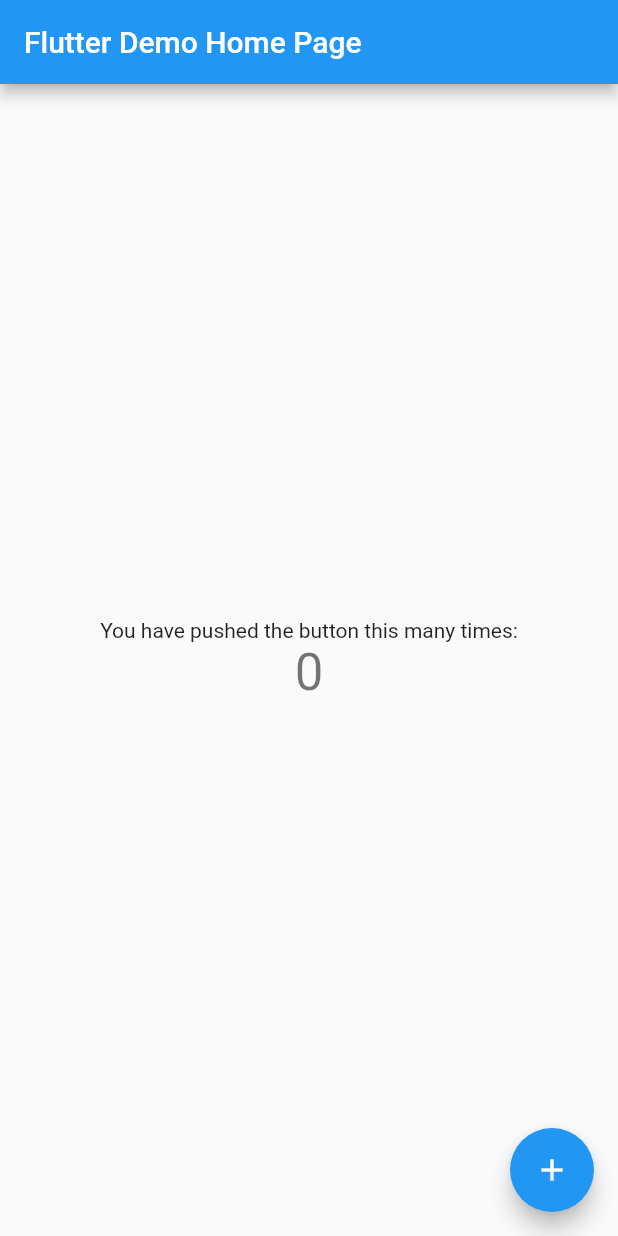
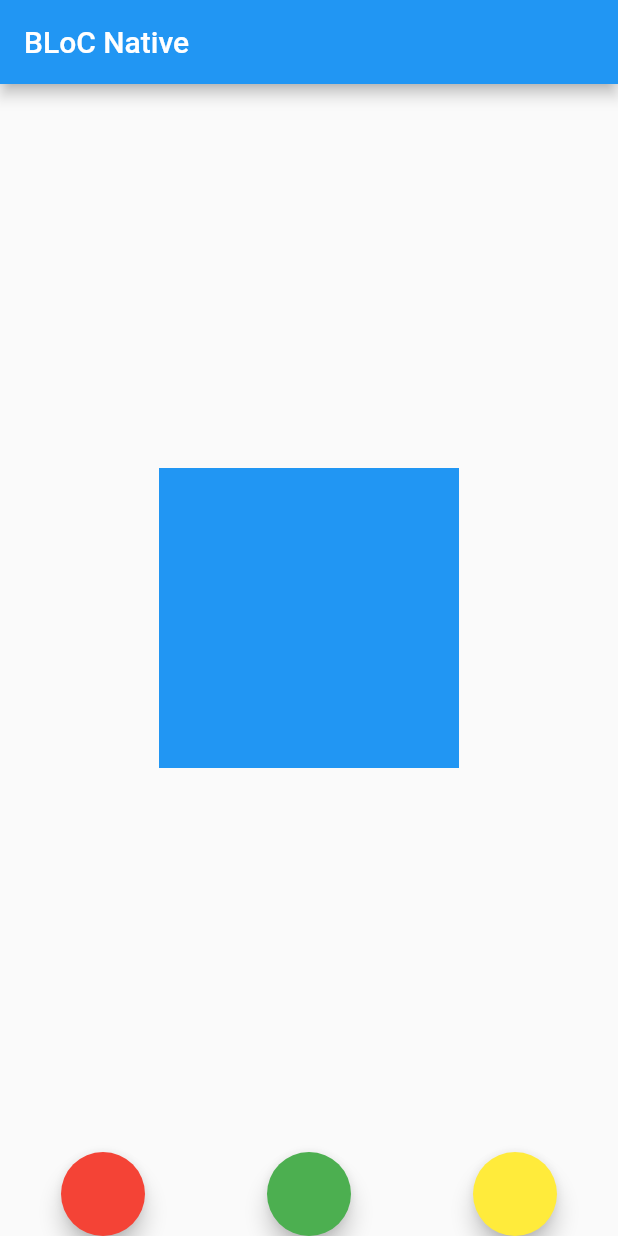
Before and after one commit to ZafarRMP/bloc_native_example, a Flutter app: the screen it shows after launch, on a phone screen of 412 x 824 dp. Run offline on Flutter 3.47's test engine with Material 2 defaults, Android fonts, the phone set to English and light mode, and no system bars.

Commit message:
Full lesson Native BLoC

```diff
--- /dev/null
+++ b/lib/domain/container_bloc.dart
@@ -0,0 +1,51 @@
+import 'dart:async';
+import 'dart:math';
+
+import 'package:flutter/material.dart';
+
+// Создаем эвенты
+enum ContainerEvents { colorRedEvent, colorGreenEvent, colorRandomEvent }
+
+// Класс для реализации бизнес логики
+class ContainerBloc {
+  // Определяем параметры которые требуется изменить в зависимости от эвента который мы получаем от пользователя
+  Color _color = Colors.red;
+  // Контроллер который отвечает за входной поток данных
+  final _inputEventController = StreamController<ContainerEvents>();
+  // Стрим для входной информации
+  StreamSink<ContainerEvents> get inputEventSink => _inputEventController.sink;
+  // Стрим для состояния которое мы отправляем в UI
+  final _outputStateController = StreamController<Color>();
+  Stream<Color> get outputStateStream => _outputStateController.stream;
+
+  // Future<void>
+  Future<void> _changeContainerState(ContainerEvents event) async {
+    if (event == ContainerEvents.colorRedEvent) {
+      _color = Colors.red;
+    } else if (event == ContainerEvents.colorGreenEvent) {
+      _color = Colors.green;
+    } else if (event == ContainerEvents.colorRandomEvent) {
+      _color = Color.fromRGBO(
+        Random().nextInt(256),
+        Random().nextInt(256),
+        Random().nextInt(256),
+        1,
+      );
+    } else {
+      // Создается исключение которое оповестит нас о том что произошла ошибка
+      throw Exception('Не корректный эвент и все сломалось');
+    }
+    _outputStateController.sink.add(_color);
+  }
+
+  ContainerBloc() {
+    // Здесь мы подписываемся на поток и обрабатываем события пришедшие со стороны UI
+    // трансформируем в новый state
+    _inputEventController.stream.listen(_changeContainerState);
+  }
+
+  Future<void> dispose() async {
+    _inputEventController.close();
+    _outputStateController.close();
+  }
+}
--- a/lib/main.dart
+++ b/lib/main.dart
@@ -1,3 +1,4 @@
+import 'package:bloc_native_example/domain/container_bloc.dart';
 import 'package:flutter/material.dart';
 
 void main() {
@@ -6,99 +7,99 @@
 
 class MyApp extends StatelessWidget {
   const MyApp({super.key});
+
   @override
   Widget build(BuildContext context) {
     return MaterialApp(
-      title: 'Flutter Demo',
-      theme: ThemeData(
-        primarySwatch: Colors.blue,
+      home: Scaffold(
+        appBar: AppBar(
+          title: const Text('BLoC Native'),
+        ),
+        body: const BodyContent(),
       ),
-      home: const MyHomePage(title: 'Flutter Demo Home Page'),
     );
   }
 }
 
-class MyHomePage extends StatefulWidget {
-  const MyHomePage({super.key, required this.title});
-
-  // This widget is the home page of your application. It is stateful, meaning
-  // that it has a State object (defined below) that contains fields that affect
-  // how it looks.
-
-  // This class is the configuration for the state. It holds the values (in this
-  // case the title) provided by the parent (in this case the App widget) and
-  // used by the build method of the State. Fields in a Widget subclass are
-  // always marked "final".
-
-  final String title;
+class BodyContent extends StatefulWidget {
+  const BodyContent({super.key});
 
   @override
-  State<MyHomePage> createState() => _MyHomePageState();
+  State<BodyContent> createState() => _BodyContentState();
 }
 
-class _MyHomePageState extends State<MyHomePage> {
-  int _counter = 0;
+class _BodyContentState extends State<BodyContent> {
+  // Получение блока для передачи эвентов и запуска функционала
+  ContainerBloc bloc = ContainerBloc();
 
-  void _incrementCounter() {
-    setState(() {
-      // This call to setState tells the Flutter framework that something has
-      // changed in this State, which causes it to rerun the build method below
-      // so that the display can reflect the updated values. If we changed
-      // _counter without calling setState(), then the build method would not be
-      // called again, and so nothing would appear to happen.
-      _counter++;
-    });
+  @override
+  void dispose() {
+    bloc.dispose();
+    super.dispose();
   }
 
   @override
   Widget build(BuildContext context) {
-    // This method is rerun every time setState is called, for instance as done
-    // by the _incrementCounter method above.
-    //
-    // The Flutter framework has been optimized to make rerunning build methods
-    // fast, so that you can just rebuild anything that needs updating rather
-    // than having to individually change instances of widgets.
-    return Scaffold(
-      appBar: AppBar(
-        // Here we take the value from the MyHomePage object that was created by
-        // the App.build method, and use it to set our appbar title.
-        title: Text(widget.title),
+    return Center(
+      child: Column(
+        mainAxisAlignment: MainAxisAlignment.spaceBetween,
+        children: [
+          const SizedBox(),
+          StreamBuilder<Color>(
+            stream: bloc.outputStateStream,
+            initialData: Colors.blue,
+            builder: (context, snapshot) {
+              return AnimatedContainer(
+                duration: const Duration(milliseconds: 300),
+                width: 200,
+                height: 200,
+                color: snapshot.data,
+              );
+            },
+          ),
+          Row(
+            mainAxisAlignment: MainAxisAlignment.spaceAround,
+            children: [
+              HomePageBtn(
+                btnAction: () {
+                  bloc.inputEventSink.add(ContainerEvents.colorRedEvent);
+                },
+              ),
+              HomePageBtn(
+                btnAction: () {
+                  bloc.inputEventSink.add(ContainerEvents.colorGreenEvent);
+                },
+                btnColor: Colors.green,
+              ),
+              HomePageBtn(
+                btnAction: () {
+                  bloc.inputEventSink.add(ContainerEvents.colorRandomEvent);
+                },
+                btnColor: Colors.yellow,
+              ),
+            ],
+          )
+        ],
       ),
-      body: Center(
-        // Center is a layout widget. It takes a single child and positions it
-        // in the middle of the parent.
-        child: Column(
-          // Column is also a layout widget. It takes a list of children and
-          // arranges them vertically. By default, it sizes itself to fit its
-          // children horizontally, and tries to be as tall as its parent.
-          //
-          // Invoke "debug painting" (press "p" in the console, choose the
-          // "Toggle Debug Paint" action from the Flutter Inspector in Android
-          // Studio, or the "Toggle Debug Paint" command in Visual Studio Code)
-          // to see the wireframe for each widget.
-          //
-          // Column has various properties to control how it sizes itself and
-          // how it positions its children. Here we use mainAxisAlignment to
-          // center the children vertically; the main axis here is the vertical
-          // axis because Columns are vertical (the cross axis would be
-          // horizontal).
-          mainAxisAlignment: MainAxisAlignment.center,
-          children: <Widget>[
-            const Text(
-              'You have pushed the button this many times:',
-            ),
-            Text(
-              '$_counter',
-              style: Theme.of(context).textTheme.headline4,
-            ),
-          ],
-        ),
-      ),
-      floatingActionButton: FloatingActionButton(
-        onPressed: _incrementCounter,
-        tooltip: 'Increment',
-        child: const Icon(Icons.add),
-      ), // This trailing comma makes auto-formatting nicer for build methods.
     );
   }
 }
+
+class HomePageBtn extends StatelessWidget {
+  final Function btnAction;
+  final Color btnColor;
+
+  const HomePageBtn({
+    super.key,
+    required this.btnAction,
+    this.btnColor = Colors.red,
+  });
+
+  @override
+  Widget build(BuildContext context) {
+    return FloatingActionButton(
+      backgroundColor: btnColor,
+      onPressed: () => btnAction(),
+    );
+  }
+}
```
